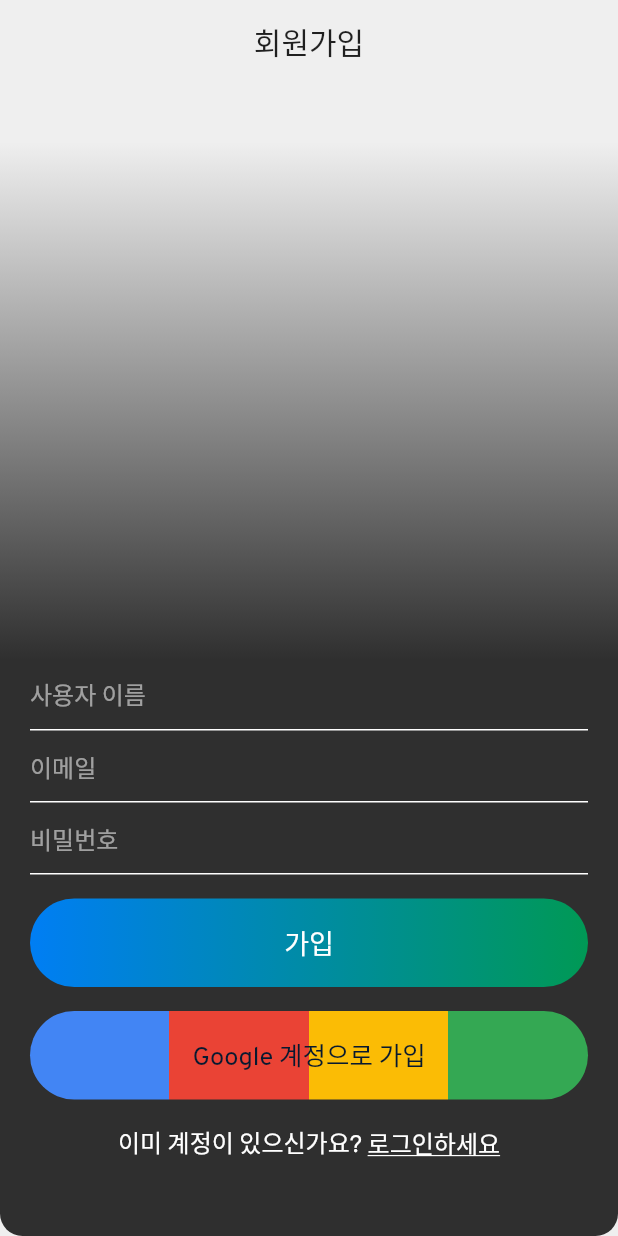
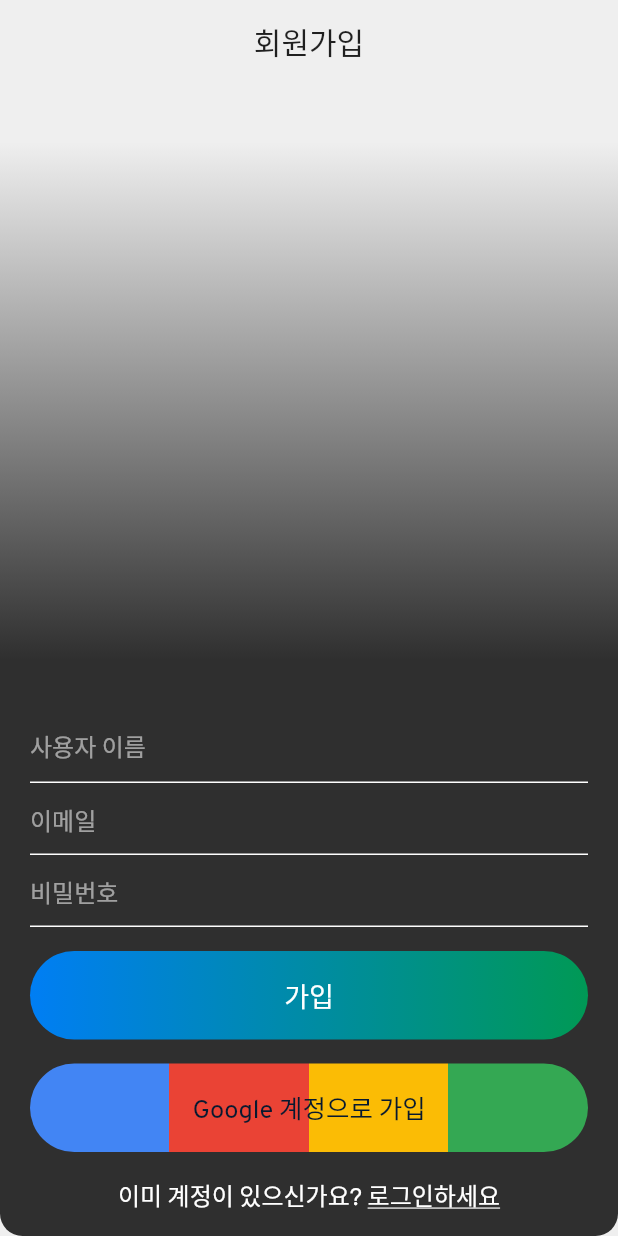
Before and after one commit to K-Roon/chat_app, a Flutter app: the screen it shows after launch, after a tap on "로그인", after a tap on "가입하세요", on a phone screen of 412 x 824 dp. Run offline on Flutter 3.47's test engine with Material 2 defaults, Android fonts, the phone set to English and light mode, and no system bars; our stand-ins replace cloud_firestore, dio, file_picker, firebase_auth, firebase_core, firebase_storage and 5 more; missing offline and left inert: firebase_image; accounts and stored records are empty.

Commit message:
Feat::마진 수정 및 정렬 값 수정

```diff
--- a/lib/views/signin.dart
+++ b/lib/views/signin.dart
@@ -1,3 +1,5 @@
+import 'dart:ui';
+
 import 'package:chat_app/helper/helperfunctions.dart';
 import 'package:chat_app/helper/theme.dart';
 import 'package:chat_app/services/auth.dart';
@@ -7,6 +9,7 @@ import 'package:chat_app/views/forgot_password.dart';
 import 'package:chat_app/widgets/widget.dart';
 import 'package:cloud_firestore/cloud_firestore.dart';
 import 'package:flutter/material.dart';
+import 'package:flutter/rendering.dart';
 
 class SignIn extends StatefulWidget {
   final Function toggleView;
@@ -109,8 +112,7 @@ class _SignInState extends State<SignIn> {
               builder: (BuildContext context) {
                 return AlertDialog(
                   title: new Text("사용자를 찾을 수 없음(혹은 탈퇴한 계정)"),
-                  content: new Text(
-                      "사용자를 찾을 수 없습니다.\n혹시 계정을 탈퇴하셨나요?"),
+                  content: new Text("사용자를 찾을 수 없습니다.\n혹시 계정을 탈퇴하셨나요?"),
                   actions: <Widget>[
                     new FlatButton(
                       child: new Text("확인"),
@@ -177,7 +179,7 @@ class _SignInState extends State<SignIn> {
   Widget build(BuildContext context) {
     return Scaffold(
       appBar: appBarCustom(context, "로그인", true),
-      //resizeToAvoidBottomPadding: false,
+      //resizeToAvoidBottomInset: false,
       body: isLoading
           ? Container(
               child: Center(child: CircularProgressIndicator()),
@@ -191,10 +193,11 @@ class _SignInState extends State<SignIn> {
                   colors: [const Color(0x002F2F2F), const Color(0xff2F2F2F)],
                   stops: [0.05, 0.5],
                 ),
-                  borderRadius: BorderRadius.circular(15)),
+                borderRadius: BorderRadius.circular(10),
+              ),
               child: Column(
+                mainAxisAlignment: MainAxisAlignment.end,
                 children: [
-                  Spacer(),
                   Form(
                     key: formKey,
                     child: Column(
@@ -232,9 +235,6 @@ class _SignInState extends State<SignIn> {
                         ),
                       ],
                     ),
-                  ),
-                  SizedBox(
-                    height: 16,
                   ),
                   Row(
                     mainAxisAlignment: MainAxisAlignment.end,
@@ -332,7 +332,7 @@ class _SignInState extends State<SignIn> {
                     ],
                   ),
                   SizedBox(
-                    height: 50,
+                    height: 15,
                   )
                 ],
               ),
--- a/lib/views/signup.dart
+++ b/lib/views/signup.dart
@@ -89,8 +89,8 @@ class _SignUpState extends State<SignUp> {
                   ),
                   borderRadius: BorderRadius.circular(15)),
               child: Column(
+                mainAxisAlignment: MainAxisAlignment.end,
                 children: [
-                  Spacer(),
                   Form(
                     key: formKey,
                     child: Column(
@@ -212,7 +212,7 @@ class _SignUpState extends State<SignUp> {
                     ],
                   ),
                   SizedBox(
-                    height: 50,
+                    height: 15,
                   )
                 ],
               ),
--- a/lib/widgets/widget.dart
+++ b/lib/widgets/widget.dart
@@ -17,7 +17,6 @@ Widget appBarCustom(BuildContext context, String text, bool iscenterTitle){
 }
 
 InputDecoration textFieldInputDecoration(String hintText) {
-
   return InputDecoration(
       hintText: hintText,
       hintStyle: TextStyle(color: Colors.white54,),
@@ -36,7 +35,7 @@ TextStyle biggerTextStyle() {
 }
 
 TextStyle mediumTextStyle() {
-  return TextStyle(color: Colors.white, fontSize: 16);
+  return TextStyle(color: Colors.white, fontSize: 15);
 }
 
 TextStyle smallTextStyle() {
```
Also changed, not shown: lib/views/friends_screen.dart (+10 -10 lines), lib/views/conversation_screen.dart (line endings or trailing spaces). Lines whose indentation alone changed are shown as unchanged.
